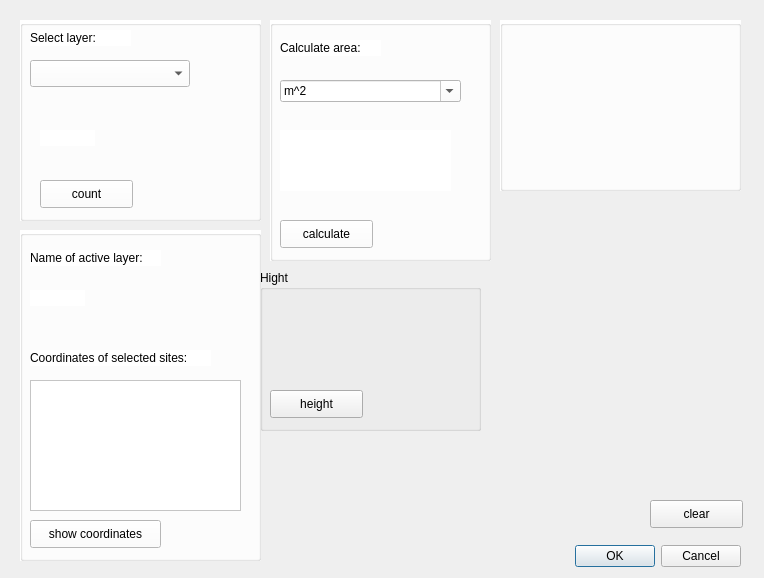
WiktoriaSamek/InformaticsPlugin, file Informatics_plugin_dialog_base.ui: the form before one commit.
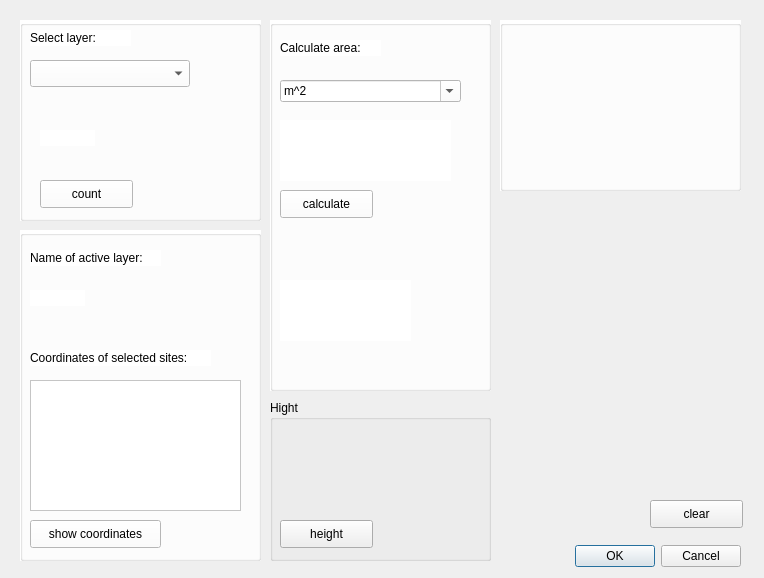
The form after the commit. Custom widgets are drawn as their Qt base class.

What changed in the file:
```diff
--- a/Informatics_plugin_dialog_base.ui
+++ b/Informatics_plugin_dialog_base.ui
@@ -214,7 +214,7 @@
      <x>270</x>
      <y>20</y>
      <width>221</width>
-     <height>241</height>
+     <height>371</height>
     </rect>
    </property>
    <property name="styleSheet">
@@ -228,7 +228,7 @@
     <property name="geometry">
      <rect>
       <x>10</x>
-      <y>110</y>
+      <y>100</y>
       <width>171</width>
       <height>61</height>
      </rect>
@@ -285,7 +285,7 @@
     <property name="geometry">
      <rect>
       <x>10</x>
-      <y>200</y>
+      <y>170</y>
       <width>93</width>
       <height>28</height>
      </rect>
@@ -294,12 +294,25 @@
      <string>calculate</string>
     </property>
    </widget>
+   <widget class="QLabel" name="label_crs">
+    <property name="geometry">
+     <rect>
+      <x>10</x>
+      <y>260</y>
+      <width>131</width>
+      <height>61</height>
+     </rect>
+    </property>
+    <property name="text">
+     <string/>
+    </property>
+   </widget>
   </widget>
   <widget class="QGroupBox" name="fore">
    <property name="geometry">
     <rect>
-     <x>260</x>
-     <y>270</y>
+     <x>270</x>
+     <y>400</y>
      <width>221</width>
      <height>161</height>
     </rect>
@@ -324,7 +337,7 @@
     <property name="geometry">
      <rect>
       <x>10</x>
-      <y>40</y>
+      <y>30</y>
       <width>191</width>
       <height>71</height>
      </rect>
@@ -357,32 +370,6 @@
     <string/>
    </property>
   </widget>
-  <widget class="QLabel" name="label_crs">
-   <property name="geometry">
-    <rect>
-     <x>500</x>
-     <y>200</y>
-     <width>131</width>
-     <height>61</height>
-    </rect>
-   </property>
-   <property name="text">
-    <string/>
-   </property>
-  </widget>
-  <widget class="QLabel" name="label_2">
-   <property name="geometry">
-    <rect>
-     <x>520</x>
-     <y>310</y>
-     <width>131</width>
-     <height>16</height>
-    </rect>
-   </property>
-   <property name="text">
-    <string/>
-   </property>
-  </widget>
   <widget class="QPushButton" name="pushbutton_clear">
    <property name="geometry">
     <rect>
```
Left out of the diff: 8 changed lines with no effect on the pictures.
